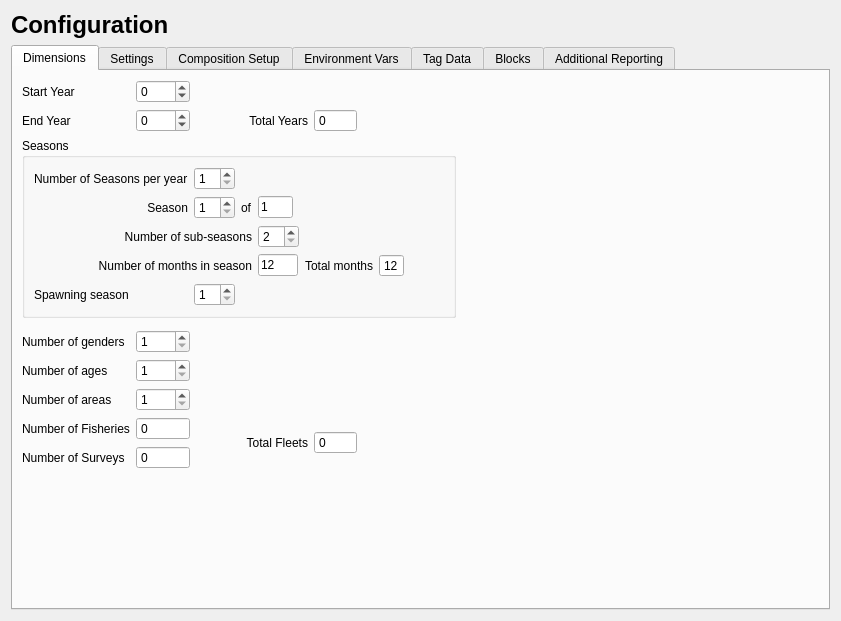
Old version of the form src/data_widget.ui in the repository nmfs-ost/ss3-ssi.
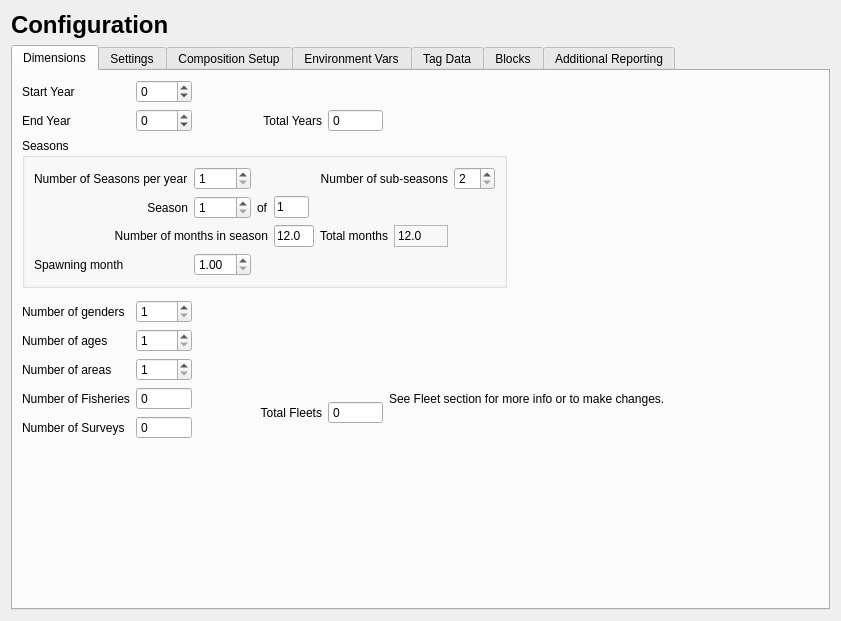
New version of the form. The open tabs and pages were chosen to show the change. Icons and pictures are not drawn.

Commit message: Added ability to hide toolbar Added ability to view wtatage.ss Changed spawn season to month Population reset now resets all components Changed some table headers for fleet observations Fixed some crash on changing models

Diff of the .ui file:
```diff
--- a/src/data_widget.ui
+++ b/src/data_widget.ui
@@ -281,30 +281,7 @@
                </size>
               </property>
               <property name="text">
-               <string>12</string>
-              </property>
-             </widget>
-            </item>
-            <item row="3" column="3">
-             <widget class="QSpinBox" name="spinBox_subseasons">
-              <property name="minimum">
-               <number>2</number>
-              </property>
-              <property name="maximum">
-               <number>10</number>
-              </property>
-              <property name="singleStep">
-               <number>2</number>
-              </property>
-             </widget>
-            </item>
-            <item row="3" column="0" colspan="3">
-             <widget class="QLabel" name="label_subseasons">
-              <property name="text">
-               <string>Number of sub-seasons</string>
-              </property>
-              <property name="alignment">
-               <set>Qt::AlignRight|Qt::AlignTrailing|Qt::AlignVCenter</set>
+               <string>12.0</string>
               </property>
              </widget>
             </item>
@@ -362,25 +339,6 @@
               </property>
              </widget>
             </item>
-            <item row="4" column="5">
-             <widget class="QSpinBox" name="spinBox_total_months">
-              <property name="readOnly">
-               <bool>true</bool>
-              </property>
-              <property name="buttonSymbols">
-               <enum>QAbstractSpinBox::NoButtons</enum>
-              </property>
-              <property name="minimum">
-               <number>1</number>
-              </property>
-              <property name="maximum">
-               <number>24</number>
-              </property>
-              <property name="value">
-               <number>12</number>
-              </property>
-             </widget>
-            </item>
             <item row="4" column="4">
              <widget class="QLabel" name="label_total_months">
               <property name="text">
@@ -410,23 +368,66 @@
             <item row="5" column="0">
              <widget class="QLabel" name="label_spawn_season">
               <property name="text">
-               <string>Spawning season</string>
+               <string>Spawning month</string>
+              </property>
+             </widget>
+            </item>
+            <item row="1" column="4" colspan="2">
+             <widget class="QLabel" name="label_subseasons">
+              <property name="text">
+               <string>Number of sub-seasons</string>
+              </property>
+              <property name="alignment">
+               <set>Qt::AlignRight|Qt::AlignTrailing|Qt::AlignVCenter</set>
+              </property>
+             </widget>
+            </item>
+            <item row="1" column="6">
+             <widget class="QSpinBox" name="spinBox_subseasons">
+              <property name="minimum">
+               <number>2</number>
+              </property>
+              <property name="maximum">
+               <number>10</number>
+              </property>
+              <property name="singleStep">
+               <number>2</number>
+              </property>
+             </widget>
+            </item>
+            <item row="4" column="5">
+             <widget class="QLabel" name="label_total_months_value">
+              <property name="frameShape">
+               <enum>QFrame::StyledPanel</enum>
+              </property>
+              <property name="frameShadow">
+               <enum>QFrame::Sunken</enum>
+              </property>
+              <property name="text">
+               <string>12.0</string>
               </property>
              </widget>
             </item>
             <item row="5" column="1">
-             <widget class="QSpinBox" name="spinBox_spawn_season">
+             <widget class="QDoubleSpinBox" name="doubleSpinBox_spawn_month">
               <property name="minimum">
-               <number>1</number>
+               <double>1.000000000000000</double>
               </property>
               <property name="maximum">
-               <number>12</number>
+               <double>12.970000000000001</double>
               </property>
              </widget>
             </item>
            </layout>
           </widget>
          </item>
+         <item row="8" column="5" colspan="3">
+          <widget class="QLabel" name="label_3">
+           <property name="text">
+            <string>See Fleet section for more info or to make changes.</string>
+           </property>
+          </widget>
+         </item>
         </layout>
        </item>
        <item>
```
Left out of the diff: 4 changed lines with no effect on the pictures. The commit also changes 27 other files.
